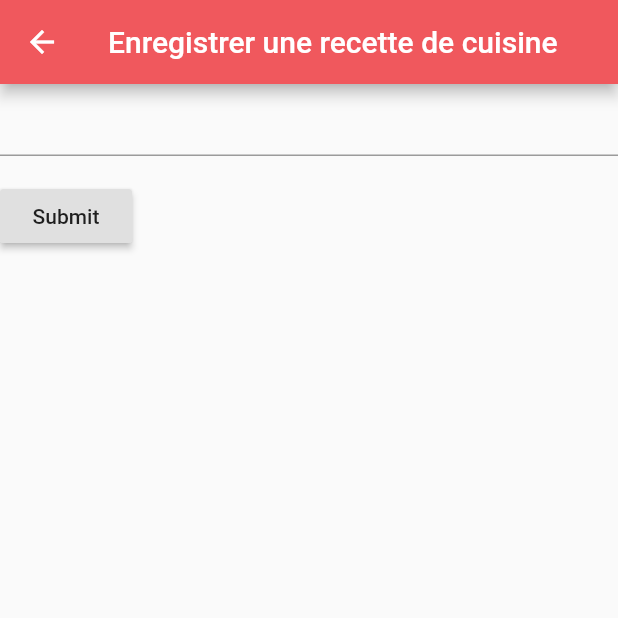
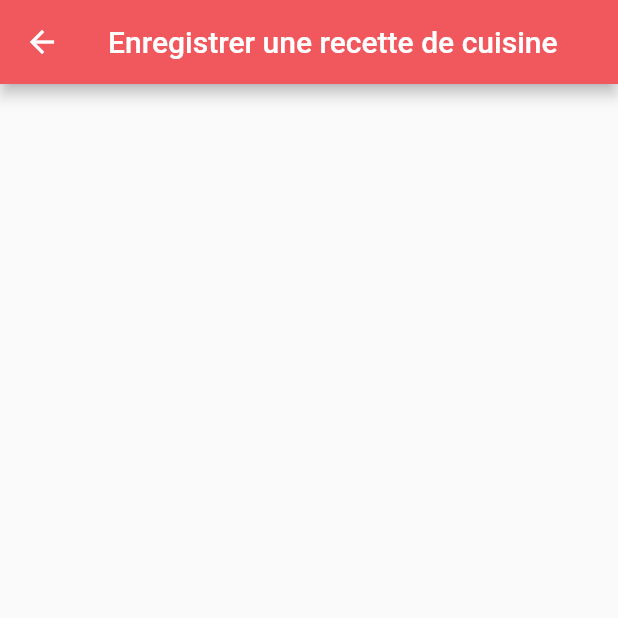
Before and after one commit to amaury-LC/app_recette, a Flutter app: the Enterrecit screen opened directly with empty values, on a phone screen of 412 x 824 dp, the top half of it. Run offline on Flutter 3.47's test engine with Material 2 defaults, Android fonts, the phone set to English and light mode, and no system bars; our stand-ins replace cloud_firestore, firebase_storage, sqflite; accounts and stored records are empty.

```diff
--- a/lib/basededonne.dart
+++ b/lib/basededonne.dart
@@ -3,7 +3,6 @@ import 'dart:io';
 import 'package:path/path.dart';
 import 'package:sqflite/sqflite.dart';
 import 'package:path_provider/path_provider.dart';
-import 'package:cloud_firestore/cloud_firestore.dart';
 
 class Databasefavorie {
 
@@ -16,7 +15,6 @@ class Databasefavorie {
   static final columnId = '_id';
   static final columnName = 'clee';
   static final columnAge = 'age';
-
 
   // make this a singleton class
   Databasefavorie._privateConstructor();
@@ -42,7 +40,7 @@ class Databasefavorie {
 
   // SQL code to create the database table
   Future _onCreate(Database db, int version) async {
-    await db.execute('CREATE TABLE $table ($columnId INTEGER PRIMARY KEY,$columnName TEXT NULL,)');
+    await db.execute('CREATE TABLE $table ($columnId INTEGER PRIMARY KEY,$columnName TEXT NULL)');
   }
 
     // Helper methods
--- a/lib/entrer_recette.dart
+++ b/lib/entrer_recette.dart
@@ -41,31 +41,7 @@ class Enterrecit extends StatelessWidget {
           },
         ),
       ),
-      body: Form(
-        child: Column(
-          crossAxisAlignment: CrossAxisAlignment.start,
-          children: <Widget>[
-            TextFormField(
-              controller: myController,
-              validator: (value) {
-                if (value.isEmpty) {
-                  return 'Please enter some text';
-                }
-                return null;
-              },
-            ),
-            Padding(
-              padding: const EdgeInsets.symmetric(vertical: 16.0),
-              child: RaisedButton(
-                onPressed: () {
-                  tab1.add(recette(myController.text, "9",' ',' '));
-                },
-                child: Text('Submit'),
-              ),
-            ),
-          ],
-        ),
-      ),
+
     );
   }
 }
--- a/lib/main.dart
+++ b/lib/main.dart
@@ -15,7 +15,7 @@ import 'entrer_recette.dart';
 import 'package:firebase_storage/firebase_storage.dart';
 import "mesfavoris.dart";
 
-
+var mesfavoris = [];
 
 void main() async {
   final dbHelper = Databasefavorie.instance;
@@ -23,7 +23,9 @@ void main() async {
     var tab = [];
     final allRows = await dbHelper.queryAllRows();
 
-    allRows.forEach((row) => tab.add(row['clee']));
+    allRows.forEach((row) =>  tab.add(row['clee']));
+
+    print(tab);
 
     return tab;
   }
@@ -41,14 +43,14 @@ void main() async {
   ));
 }
 
-var tab1 = [
-  recette("Croque-monsieur", "1", " ", "assets/croc.jpg"),
-  recette("Tacos mexicains", "2", " ", "assets/tacos.jpg"),
-  recette("Gaspacho au Thermomix", "3", " ", "assets/gaspacho.jpg"),
-  recette("Tarte au thon", "4", " ", "assets/tarte.jpg"),
-  recette("Samoussa rapide au boeuf", "5", " ", "assets/samoussa.jpg"),
-  // recette("test4", "6", null),
-];
+// var tab1 = [
+//   recette("Croque-monsieur", "1", " ", "assets/croc.jpg"),
+//   recette("Tacos mexicains", "2", " ", "assets/tacos.jpg"),
+//   recette("Gaspacho au Thermomix", "3", " ", "assets/gaspacho.jpg"),
+//   recette("Tarte au thon", "4", " ", "assets/tarte.jpg"),
+//   recette("Samoussa rapide au boeuf", "5", " ", "assets/samoussa.jpg"),
+//   // recette("test4", "6", null),
+// ];
 
 class recette {
   recette(this.titre, this.key, this.soustitre, this.photo);
```
Also changed, not shown: lib/lignewidger.dart (+29 -11 lines), lib/mesfavoris.dart (+56 -22 lines).
